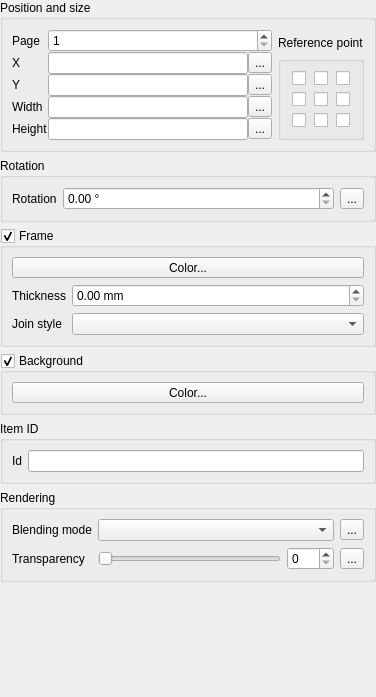
The window that src/ui/qgscomposeritemwidgetbase.ui (qgis/QGIS) describes before a commit, drawn with Qt 5.
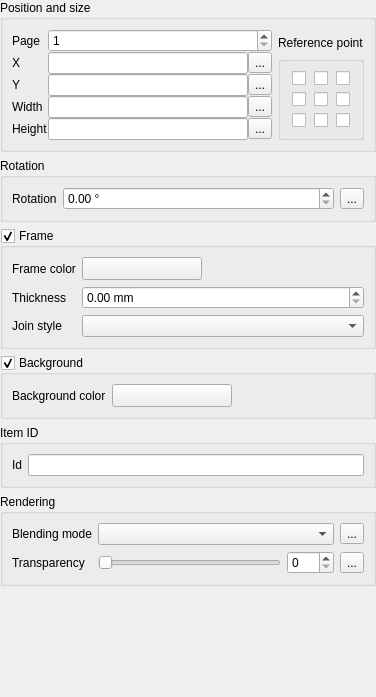
The same window after the commit. Custom widgets are drawn as their Qt base class.

Commit message: [composer] Flip all color buttons to QgsColorButtonV2

What changed in the file:
```diff
--- a/src/ui/qgscomposeritemwidgetbase.ui
+++ b/src/ui/qgscomposeritemwidgetbase.ui
@@ -323,19 +323,6 @@
       <bool>true</bool>
      </property>
      <layout class="QFormLayout" name="formLayout_4">
-      <item row="0" column="0" colspan="2">
-       <widget class="QgsColorButtonV2" name="mFrameColorButton">
-        <property name="sizePolicy">
-         <sizepolicy hsizetype="Preferred" vsizetype="Fixed">
-          <horstretch>0</horstretch>
-          <verstretch>0</verstretch>
-         </sizepolicy>
-        </property>
-        <property name="text">
-         <string>Color...</string>
-        </property>
-       </widget>
-      </item>
       <item row="1" column="0">
        <widget class="QLabel" name="mOutlineWidthLabel">
         <property name="text">
@@ -379,6 +366,38 @@
         </property>
        </widget>
       </item>
+      <item row="0" column="1">
+       <widget class="QgsColorButtonV2" name="mFrameColorButton">
+        <property name="sizePolicy">
+         <sizepolicy hsizetype="Fixed" vsizetype="Fixed">
+          <horstretch>0</horstretch>
+          <verstretch>0</verstretch>
+         </sizepolicy>
+        </property>
+        <property name="minimumSize">
+         <size>
+          <width>120</width>
+          <height>0</height>
+         </size>
+        </property>
+        <property name="maximumSize">
+         <size>
+          <width>120</width>
+          <height>16777215</height>
+         </size>
+        </property>
+        <property name="text">
+         <string/>
+        </property>
+       </widget>
+      </item>
+      <item row="0" column="0">
+       <widget class="QLabel" name="label_3">
+        <property name="text">
+         <string>Frame color</string>
+        </property>
+       </widget>
+      </item>
      </layout>
     </widget>
    </item>
@@ -399,17 +418,36 @@
      <property name="collapsed" stdset="0">
       <bool>true</bool>
      </property>
-     <layout class="QHBoxLayout" name="horizontalLayout">
-      <item>
+     <layout class="QFormLayout" name="formLayout_3">
+      <item row="0" column="0">
+       <widget class="QLabel" name="label_4">
+        <property name="text">
+         <string>Background color</string>
+        </property>
+       </widget>
+      </item>
+      <item row="0" column="1">
        <widget class="QgsColorButtonV2" name="mBackgroundColorButton">
         <property name="sizePolicy">
-         <sizepolicy hsizetype="Preferred" vsizetype="Fixed">
+         <sizepolicy hsizetype="Fixed" vsizetype="Fixed">
           <horstretch>0</horstretch>
           <verstretch>0</verstretch>
          </sizepolicy>
         </property>
+        <property name="minimumSize">
+         <size>
+          <width>120</width>
+          <height>0</height>
+         </size>
+        </property>
+        <property name="maximumSize">
+         <size>
+          <width>120</width>
+          <height>16777215</height>
+         </size>
+        </property>
         <property name="text">
-         <string>Color...</string>
+         <string/>
         </property>
        </widget>
       </item>
```
The commit also changes 15 other files.
